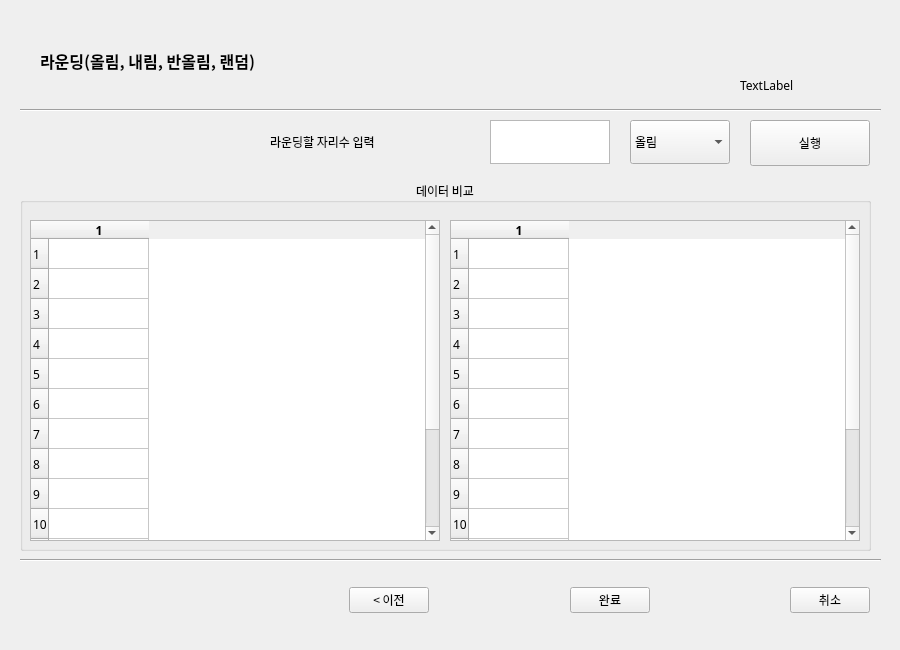
Qt form UI/Rounding.ui (jihye1996/Automated-De-Identification) before a commit.
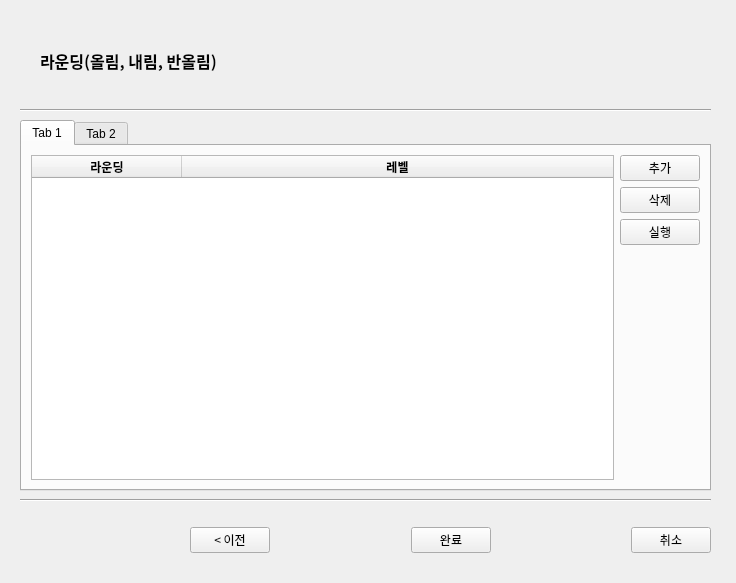
The same form after that commit.

Patch:
```diff
--- a/UI/Rounding.ui
+++ b/UI/Rounding.ui
@@ -6,125 +6,20 @@
    <rect>
     <x>0</x>
     <y>0</y>
-    <width>900</width>
-    <height>650</height>
+    <width>736</width>
+    <height>583</height>
    </rect>
   </property>
   <property name="windowTitle">
    <string>라운딩</string>
   </property>
   <widget class="QWidget" name="centralwidget">
-   <widget class="QGroupBox" name="groupBox">
-    <property name="geometry">
-     <rect>
-      <x>20</x>
-      <y>180</y>
-      <width>851</width>
-      <height>371</height>
-     </rect>
-    </property>
-    <property name="font">
-     <font>
-      <family>맑은 고딕</family>
-     </font>
-    </property>
-    <property name="title">
-     <string>데이터 비교</string>
-    </property>
-    <property name="alignment">
-     <set>Qt::AlignCenter</set>
-    </property>
-    <widget class="QTableWidget" name="BeforeData">
-     <property name="geometry">
-      <rect>
-       <x>10</x>
-       <y>40</y>
-       <width>410</width>
-       <height>321</height>
-      </rect>
-     </property>
-     <property name="rowCount">
-      <number>15</number>
-     </property>
-     <property name="columnCount">
-      <number>1</number>
-     </property>
-     <row/>
-     <row/>
-     <row/>
-     <row/>
-     <row/>
-     <row/>
-     <row/>
-     <row/>
-     <row/>
-     <row/>
-     <row/>
-     <row/>
-     <row/>
-     <row/>
-     <row/>
-     <column>
-      <property name="text">
-       <string>1</string>
-      </property>
-      <property name="font">
-       <font>
-        <weight>75</weight>
-        <bold>true</bold>
-       </font>
-      </property>
-     </column>
-    </widget>
-    <widget class="QTableWidget" name="AfterData">
-     <property name="geometry">
-      <rect>
-       <x>430</x>
-       <y>40</y>
-       <width>410</width>
-       <height>321</height>
-      </rect>
-     </property>
-     <property name="rowCount">
-      <number>15</number>
-     </property>
-     <property name="columnCount">
-      <number>1</number>
-     </property>
-     <row/>
-     <row/>
-     <row/>
-     <row/>
-     <row/>
-     <row/>
-     <row/>
-     <row/>
-     <row/>
-     <row/>
-     <row/>
-     <row/>
-     <row/>
-     <row/>
-     <row/>
-     <column>
-      <property name="text">
-       <string>1</string>
-      </property>
-      <property name="font">
-       <font>
-        <weight>75</weight>
-        <bold>true</bold>
-       </font>
-      </property>
-     </column>
-    </widget>
-   </widget>
    <widget class="Line" name="line">
     <property name="geometry">
      <rect>
       <x>20</x>
-      <y>550</y>
-      <width>861</width>
+      <y>490</y>
+      <width>691</width>
       <height>20</height>
      </rect>
     </property>
@@ -135,8 +30,8 @@
    <widget class="QWidget" name="horizontalLayoutWidget_2">
     <property name="geometry">
      <rect>
-      <x>349</x>
-      <y>570</y>
+      <x>190</x>
+      <y>510</y>
       <width>521</width>
       <height>61</height>
      </rect>
@@ -244,7 +139,7 @@
      <rect>
       <x>20</x>
       <y>100</y>
-      <width>861</width>
+      <width>691</width>
       <height>20</height>
      </rect>
     </property>
@@ -270,107 +165,153 @@
      </font>
     </property>
     <property name="text">
-     <string>라운딩(올림, 내림, 반올림, 랜덤)</string>
+     <string>라운딩(올림, 내림, 반올림)</string>
     </property>
    </widget>
-   <widget class="QLabel" name="label_2">
+   <widget class="QTabWidget" name="compareTab">
     <property name="geometry">
      <rect>
-      <x>270</x>
+      <x>20</x>
       <y>120</y>
-      <width>211</width>
-      <height>44</height>
+      <width>691</width>
+      <height>371</height>
      </rect>
     </property>
-    <property name="font">
-     <font>
-      <family>맑은 고딕</family>
-     </font>
+    <property name="currentIndex">
+     <number>0</number>
     </property>
-    <property name="text">
-     <string>라운딩할 자리수 입력</string>
-    </property>
-   </widget>
-   <widget class="QLabel" name="randomLabel">
-    <property name="geometry">
-     <rect>
-      <x>740</x>
-      <y>70</y>
-      <width>131</width>
-      <height>31</height>
-     </rect>
-    </property>
-    <property name="font">
-     <font>
-      <family>맑은 고딕</family>
-     </font>
-    </property>
-    <property name="text">
-     <string>TextLabel</string>
-    </property>
-   </widget>
-   <widget class="QPushButton" name="runButton">
-    <property name="geometry">
-     <rect>
-      <x>750</x>
-      <y>120</y>
-      <width>120</width>
-      <height>46</height>
-     </rect>
-    </property>
-    <property name="font">
-     <font>
-      <family>맑은 고딕</family>
-     </font>
-    </property>
-    <property name="text">
-     <string>실행</string>
-    </property>
-   </widget>
-   <widget class="QComboBox" name="comboBox">
-    <property name="geometry">
-     <rect>
-      <x>630</x>
-      <y>120</y>
-      <width>100</width>
-      <height>44</height>
-     </rect>
-    </property>
-    <property name="font">
-     <font>
-      <family>맑은 고딕</family>
-     </font>
-    </property>
-    <item>
-     <property name="text">
-      <string>올림</string>
-     </property>
-    </item>
-    <item>
-     <property name="text">
-      <string>내림</string>
-     </property>
-    </item>
-    <item>
-     <property name="text">
-      <string>반올림</string>
-     </property>
-    </item>
-    <item>
-     <property name="text">
-      <string>랜덤</string>
-     </property>
-    </item>
-   </widget>
-   <widget class="QTextEdit" name="roundText">
-    <property name="geometry">
-     <rect>
-      <x>490</x>
-      <y>120</y>
-      <width>120</width>
-      <height>44</height>
-     </rect>
-    </property>
+    <widget class="QWidget" name="tab1">
+     <attribute name="title">
+      <string>Tab 1</string>
+     </attribute>
+     <layout class="QHBoxLayout" name="horizontalLayout_3">
+      <item>
+       <widget class="QTableWidget" name="LevelTable">
+        <property name="font">
+         <font>
+          <weight>75</weight>
+          <bold>true</bold>
+         </font>
+        </property>
+        <property name="sizeAdjustPolicy">
+         <enum>QAbstractScrollArea::AdjustToContents</enum>
+        </property>
+        <property name="rowCount">
+         <number>0</number>
+        </property>
+        <property name="columnCount">
+         <number>2</number>
+        </property>
+        <attribute name="horizontalHeaderCascadingSectionResizes">
+         <bool>false</bool>
+        </attribute>
+        <attribute name="horizontalHeaderDefaultSectionSize">
+         <number>150</number>
+        </attribute>
+        <attribute name="horizontalHeaderStretchLastSection">
+         <bool>true</bool>
+        </attribute>
+        <attribute name="verticalHeaderCascadingSectionResizes">
+         <bool>false</bool>
+        </attribute>
+        <attribute name="verticalHeaderStretchLastSection">
+         <bool>false</bool>
+        </attribute>
+        <column>
+         <property name="text">
+          <string>라운딩</string>
+         </property>
+         <property name="font">
+          <font>
+           <weight>75</weight>
+           <bold>true</bold>
+          </font>
+         </property>
+        </column>
+        <column>
+         <property name="text">
+          <string>레벨</string>
+         </property>
+        </column>
+       </widget>
+      </item>
+      <item>
+       <layout class="QVBoxLayout" name="verticalLayout_2">
+        <item>
+         <widget class="QPushButton" name="addButton">
+          <property name="font">
+           <font>
+            <family>맑은 고딕</family>
+           </font>
+          </property>
+          <property name="text">
+           <string>추가</string>
+          </property>
+         </widget>
+        </item>
+        <item>
+         <widget class="QPushButton" name="delButton">
+          <property name="font">
+           <font>
+            <family>맑은 고딕</family>
+           </font>
+          </property>
+          <property name="text">
+           <string>삭제</string>
+          </property>
+         </widget>
+        </item>
+        <item>
+         <widget class="QPushButton" name="runButton">
+          <property name="font">
+           <font>
+            <family>맑은 고딕</family>
+           </font>
+          </property>
+          <property name="text">
+           <string>실행</string>
+          </property>
+         </widget>
+        </item>
+        <item>
+         <spacer name="verticalSpacer_2">
+          <property name="orientation">
+           <enum>Qt::Vertical</enum>
+          </property>
+          <property name="sizeHint" stdset="0">
+           <size>
+            <width>20</width>
+            <height>40</height>
+           </size>
+          </property>
+         </spacer>
+        </item>
+       </layout>
+      </item>
+     </layout>
+    </widget>
+    <widget class="QWidget" name="tab2">
+     <attribute name="title">
+      <string>Tab 2</string>
+     </attribute>
+     <layout class="QGridLayout" name="gridLayout_4">
+      <item row="0" column="0">
+       <widget class="QTableWidget" name="afterTable">
+        <property name="rowCount">
+         <number>0</number>
+        </property>
+        <property name="columnCount">
+         <number>1</number>
+        </property>
+        <column>
+         <property name="text">
+          <string>원본</string>
+         </property>
+        </column>
+       </widget>
+      </item>
+     </layout>
+    </widget>
    </widget>
   </widget>
  </widget>
```
